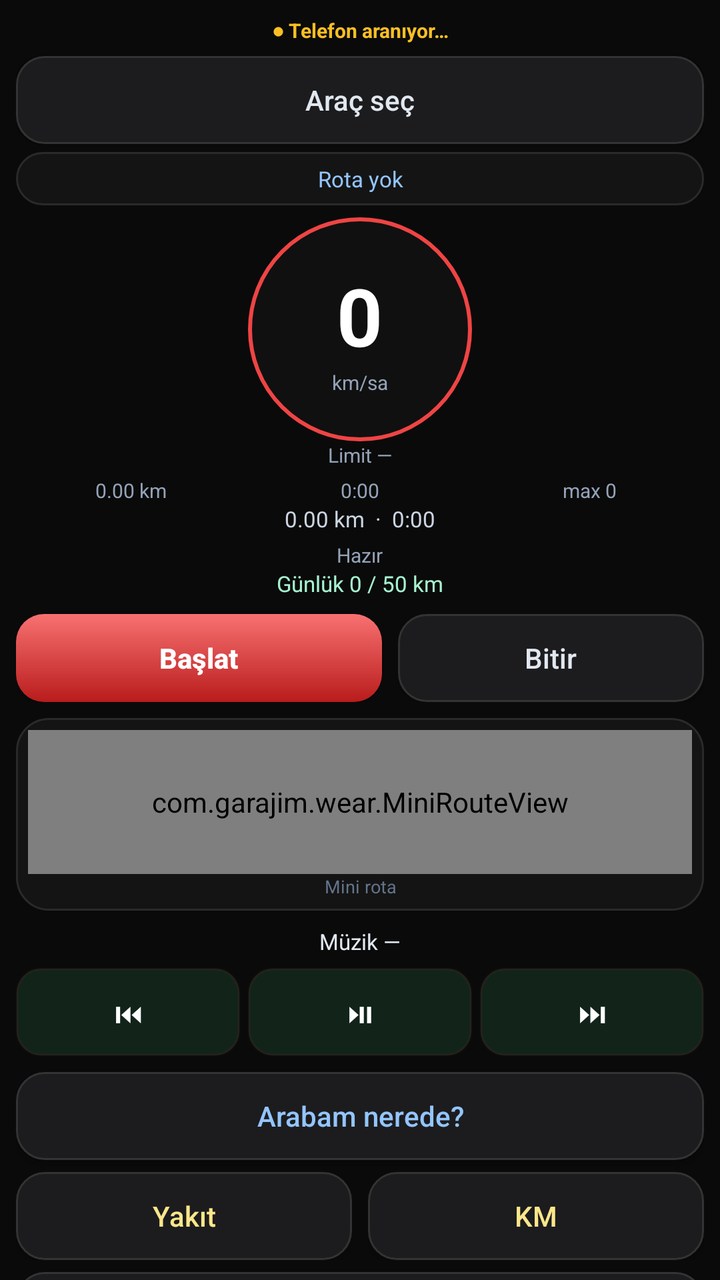
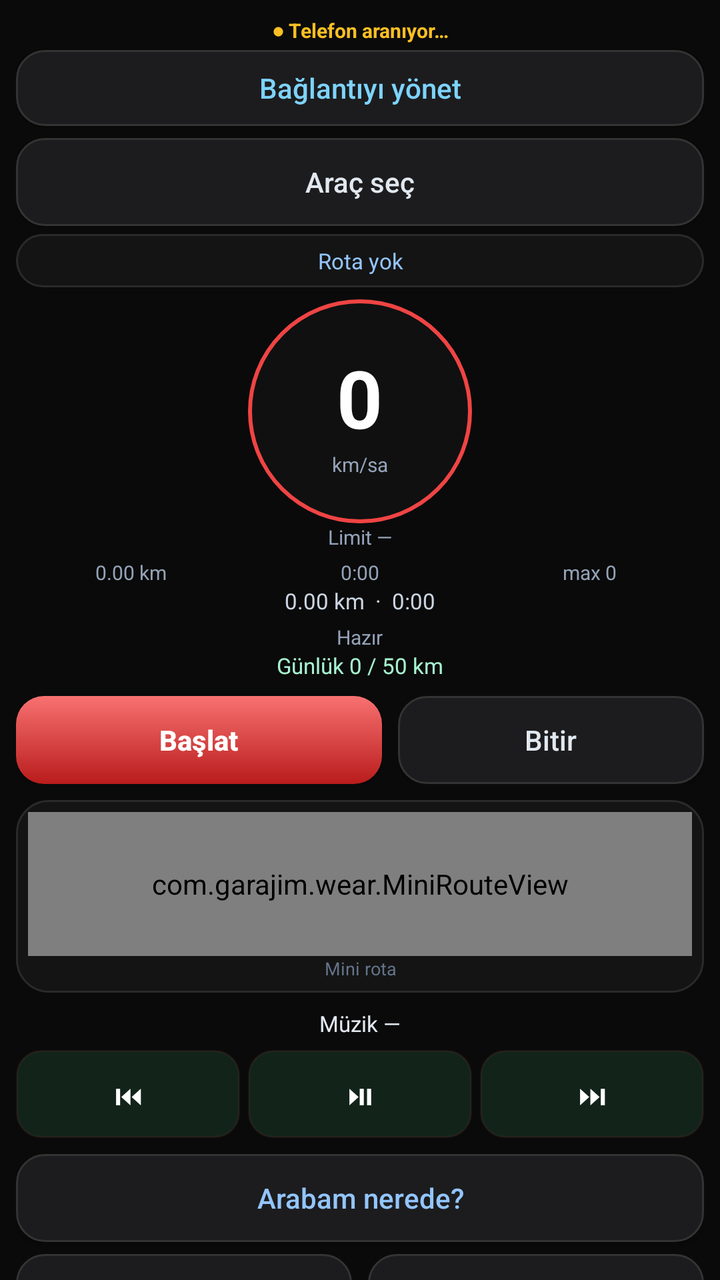

Before-and-after screenshots of an Android layout around one commit, followed by the original layout XML and the change that was made.
<!-- AndroidManifest.xml: application theme GarajimWear -->
<!-- res/layout/activity_wear.xml -->
<?xml version="1.0" encoding="utf-8"?>
<ScrollView xmlns:android="http://schemas.android.com/apk/res/android"
    android:layout_width="match_parent"
    android:layout_height="match_parent"
    android:background="@color/bg"
    android:fillViewport="true"
    android:scrollbars="none">
    <LinearLayout
        android:layout_width="match_parent"
        android:layout_height="wrap_content"
        android:orientation="vertical"
        android:gravity="center_horizontal"
        android:padding="8dp">

        <TextView android:id="@+id/wearConnection" android:layout_width="match_parent" android:layout_height="wrap_content"
            android:gravity="center" android:text="● Telefon aranıyor…" android:textColor="#FBBF24" android:textSize="10sp" android:textStyle="bold"/>

        <Button android:id="@+id/btnVehicle" android:layout_width="match_parent" android:layout_height="44dp"
            android:layout_marginTop="6dp" android:text="Araç seç" android:textAllCaps="false"
            android:background="@drawable/btn_secondary" android:textColor="#E2E8F0"/>

        <TextView android:id="@+id/wearNavStrip" android:layout_width="match_parent" android:layout_height="wrap_content"
            android:layout_marginTop="4dp" android:gravity="center" android:background="@drawable/bg_card" android:padding="6dp"
            android:text="Rota yok" android:textColor="#93C5FD" android:textSize="11sp"/>

        <FrameLayout android:id="@+id/wearSpeedRing" android:layout_width="112dp" android:layout_height="112dp"
            android:layout_marginTop="6dp" android:background="@drawable/bg_speed_ring">
            <LinearLayout android:layout_width="match_parent" android:layout_height="match_parent" android:orientation="vertical" android:gravity="center">
                <TextView android:id="@+id/wearSpeed" android:layout_width="wrap_content" android:layout_height="wrap_content"
                    android:text="0" android:textColor="@color/text" android:textStyle="bold" android:textSize="40sp"/>
                <TextView android:layout_width="wrap_content" android:layout_height="wrap_content" android:text="km/sa" android:textColor="@color/muted" android:textSize="10sp"/>
            </LinearLayout>
        </FrameLayout>

        <TextView android:id="@+id/wearLimitTxt" android:layout_width="wrap_content" android:layout_height="wrap_content"
            android:text="Limit —" android:textColor="@color/muted" android:textSize="10sp"/>

        <LinearLayout android:id="@+id/wearMetrics" android:layout_width="match_parent" android:layout_height="wrap_content"
            android:orientation="horizontal" android:layout_marginTop="4dp">
            <TextView android:id="@+id/wearDistance" android:layout_width="0dp" android:layout_height="wrap_content" android:layout_weight="1"
                android:gravity="center" android:text="0.00 km" android:textColor="#94A3B8" android:textSize="10sp"/>
            <TextView android:id="@+id/wearDuration" android:layout_width="0dp" android:layout_height="wrap_content" android:layout_weight="1"
                android:gravity="center" android:text="0:00" android:textColor="#94A3B8" android:textSize="10sp"/>
            <TextView android:id="@+id/wearMaxSpeed" android:layout_width="0dp" android:layout_height="wrap_content" android:layout_weight="1"
                android:gravity="center" android:text="max 0" android:textColor="#94A3B8" android:textSize="10sp"/>
        </LinearLayout>

        <TextView android:id="@+id/wearMeta" android:layout_width="match_parent" android:layout_height="wrap_content"
            android:gravity="center" android:text="0.00 km  ·  0:00" android:textColor="#CBD5E1" android:textSize="11sp"/>
        <TextView android:id="@+id/wearStatus" android:layout_width="wrap_content" android:layout_height="wrap_content"
            android:layout_marginTop="4dp" android:text="Hazır" android:textColor="@color/muted" android:textSize="10sp"/>
        <TextView android:id="@+id/wearGoal" android:layout_width="match_parent" android:layout_height="wrap_content"
            android:gravity="center" android:text="Günlük 0 / 50 km" android:textColor="#A7F3D0" android:textSize="11sp"/>
        <TextView android:id="@+id/wearAlert" android:layout_width="match_parent" android:layout_height="wrap_content"
            android:gravity="center" android:visibility="gone" android:textColor="#FBBF24" android:textSize="11sp" android:textStyle="bold"/>

        <LinearLayout android:layout_width="match_parent" android:layout_height="wrap_content" android:layout_marginTop="8dp" android:orientation="horizontal">
            <Button android:id="@+id/btnToggle" android:layout_width="0dp" android:layout_height="44dp" android:layout_weight="1.2"
                android:layout_marginEnd="4dp" android:text="Başlat" android:textAllCaps="false" android:textStyle="bold"
                android:background="@drawable/btn_primary" android:textColor="#FFFFFF"/>
            <Button android:id="@+id/btnStop" android:layout_width="0dp" android:layout_height="44dp" android:layout_weight="1"
                android:layout_marginStart="4dp" android:text="Bitir" android:textAllCaps="false"
                android:background="@drawable/btn_secondary" android:textColor="#E2E8F0"/>
        </LinearLayout>

        <Button android:id="@+id/btnPendingSummary" android:layout_width="match_parent" android:layout_height="44dp"
            android:layout_marginTop="6dp" android:text="Bekleyen özet" android:textAllCaps="false"
            android:background="@drawable/btn_secondary" android:textColor="#FDE68A" android:visibility="gone"/>

        <LinearLayout android:id="@+id/wearMapCard" android:layout_width="match_parent" android:layout_height="wrap_content"
            android:orientation="vertical" android:layout_marginTop="8dp" android:background="@drawable/bg_card" android:padding="6dp">
            <com.garajim.wear.MiniRouteView android:id="@+id/wearMiniMap" android:layout_width="match_parent" android:layout_height="72dp"/>
            <TextView android:id="@+id/wearMapStatus" android:layout_width="match_parent" android:layout_height="wrap_content"
                android:gravity="center" android:text="Mini rota" android:textColor="#64748B" android:textSize="9sp"/>
        </LinearLayout>

        <TextView android:id="@+id/wearTrack" android:layout_width="match_parent" android:layout_height="wrap_content"
            android:layout_marginTop="8dp" android:gravity="center" android:text="Müzik —" android:textColor="#E2E8F0" android:textSize="11sp" android:maxLines="1"/>
        <LinearLayout android:layout_width="match_parent" android:layout_height="wrap_content" android:layout_marginTop="6dp" android:orientation="horizontal">
            <Button android:id="@+id/btnPrev" android:layout_width="0dp" android:layout_height="44dp" android:layout_weight="1"
                android:text="⏮" android:textAllCaps="false" android:background="@drawable/btn_music" android:textColor="#FFF"
                android:contentDescription="Önceki parça"/>
            <Button android:id="@+id/btnPlay" android:layout_width="0dp" android:layout_height="44dp" android:layout_weight="1"
                android:layout_marginHorizontal="4dp" android:text="⏯" android:textAllCaps="false" android:background="@drawable/btn_music" android:textColor="#FFF"
                android:contentDescription="Oynat veya duraklat"/>
            <Button android:id="@+id/btnNext" android:layout_width="0dp" android:layout_height="44dp" android:layout_weight="1"
                android:text="⏭" android:textAllCaps="false" android:background="@drawable/btn_music" android:textColor="#FFF"
                android:contentDescription="Sonraki parça"/>
        </LinearLayout>

        <Button android:id="@+id/btnPark" android:layout_width="match_parent" android:layout_height="44dp"
            android:layout_marginTop="8dp" android:text="Arabam nerede?" android:textAllCaps="false"
            android:background="@drawable/btn_secondary" android:textColor="#93C5FD"/>
        <TextView android:id="@+id/wearPark" android:layout_width="match_parent" android:layout_height="wrap_content"
            android:gravity="center" android:visibility="gone" android:textColor="#93C5FD" android:textSize="11sp"/>

        <LinearLayout android:layout_width="match_parent" android:layout_height="wrap_content" android:layout_marginTop="6dp" android:orientation="horizontal">
            <Button android:id="@+id/btnFuelQuick" android:layout_width="0dp" android:layout_height="44dp" android:layout_weight="1"
                android:layout_marginEnd="4dp" android:text="Yakıt" android:textAllCaps="false" android:background="@drawable/btn_secondary" android:textColor="#FDE68A"/>
            <Button android:id="@+id/btnKmQuick" android:layout_width="0dp" android:layout_height="44dp" android:layout_weight="1"
                android:layout_marginStart="4dp" android:text="KM" android:textAllCaps="false" android:background="@drawable/btn_secondary" android:textColor="#FDE68A"/>
        </LinearLayout>
        <Button android:id="@+id/btnVoicePin" android:layout_width="match_parent" android:layout_height="44dp"
            android:layout_marginTop="6dp" android:text="Pin / not (ses)" android:textAllCaps="false"
            android:background="@drawable/btn_secondary" android:textColor="#C4B5FD"/>
        <TextView android:id="@+id/wearBadge" android:layout_width="match_parent" android:layout_height="wrap_content"
            android:gravity="center" android:visibility="gone" android:textColor="#F9A8D4" android:textSize="11sp"/>
        <TextView android:id="@+id/wearConvoy" android:layout_width="match_parent" android:layout_height="wrap_content"
            android:gravity="center" android:text="Konvoy · yakında" android:textColor="#64748B" android:textSize="10sp"/>

        
        <FrameLayout android:id="@+id/pageCockpit" android:layout_width="0dp" android:layout_height="0dp"/>
        <FrameLayout android:id="@+id/pageMore" android:layout_width="0dp" android:layout_height="0dp"/>
        <Button android:id="@+id/tabCockpit" android:layout_width="0dp" android:layout_height="0dp" android:visibility="gone"/>
        <Button android:id="@+id/tabMore" android:layout_width="0dp" android:layout_height="0dp" android:visibility="gone"/>
    </LinearLayout>
</ScrollView>
<!-- resources referenced by this layout -->
<resources>
  <color name="bg">#0A0A0A</color>
  <color name="muted">#94A3B8</color>
  <color name="text">#FFFFFF</color>
  <!-- drawable bg_card (drawable) -->
  <?xml version="1.0" encoding="utf-8"?>
  <shape xmlns:android="http://schemas.android.com/apk/res/android" android:shape="rectangle">
      <solid android:color="#141414"/>
      <corners android:radius="16dp"/>
      <stroke android:width="1dp" android:color="#2A2A2A"/>
  </shape>
  <!-- drawable bg_speed_ring (drawable) -->
  <?xml version="1.0" encoding="utf-8"?>
  <shape xmlns:android="http://schemas.android.com/apk/res/android" android:shape="oval">
      <solid android:color="#101010"/>
      <stroke android:width="2dp" android:color="#EF4444"/>
  </shape>
  <!-- drawable btn_music (drawable) -->
  <?xml version="1.0" encoding="utf-8"?>
  <shape xmlns:android="http://schemas.android.com/apk/res/android" android:shape="rectangle">
      <solid android:color="#12241A"/>
      <corners android:radius="12dp"/>
      <stroke android:width="1dp" android:color="#1DB95455"/>
  </shape>
  <!-- drawable btn_primary (drawable) -->
  <?xml version="1.0" encoding="utf-8"?>
  <shape xmlns:android="http://schemas.android.com/apk/res/android" android:shape="rectangle">
      <gradient android:startColor="#F87171" android:endColor="#B91C1C" android:angle="270"/>
      <corners android:radius="14dp"/>
  </shape>
  <!-- drawable btn_secondary (drawable) -->
  <?xml version="1.0" encoding="utf-8"?>
  <shape xmlns:android="http://schemas.android.com/apk/res/android" android:shape="rectangle">
      <solid android:color="#1C1C1E"/>
      <corners android:radius="14dp"/>
      <stroke android:width="1dp" android:color="#333"/>
  </shape>
  <style name="GarajimWear" parent="@android:style/Theme.DeviceDefault.NoActionBar">
          <item name="android:windowBackground">@color/bg</item>
          <item name="android:colorBackground">@color/bg</item>
          <item name="android:statusBarColor">@color/bg</item>
          <item name="android:navigationBarColor">@color/bg</item>
          <item name="android:textColorPrimary">@color/text</item>
      </style>
</resources>

<!-- the commit's change to res/layout/activity_wear.xml (unified diff, before → after) -->
@@ -14,6 +14,9 @@
 
         <TextView android:id="@+id/wearConnection" android:layout_width="match_parent" android:layout_height="wrap_content"
             android:gravity="center" android:text="● Telefon aranıyor…" android:textColor="#FBBF24" android:textSize="10sp" android:textStyle="bold"/>
+        <Button android:id="@+id/btnWearPair" android:layout_width="match_parent" android:layout_height="38dp"
+            android:layout_marginTop="3dp" android:text="Bağlantıyı yönet" android:textAllCaps="false"
+            android:background="@drawable/btn_secondary" android:textColor="#7DD3FC"/>
 
         <Button android:id="@+id/btnVehicle" android:layout_width="match_parent" android:layout_height="44dp"
             android:layout_marginTop="6dp" android:text="Araç seç" android:textAllCaps="false"
